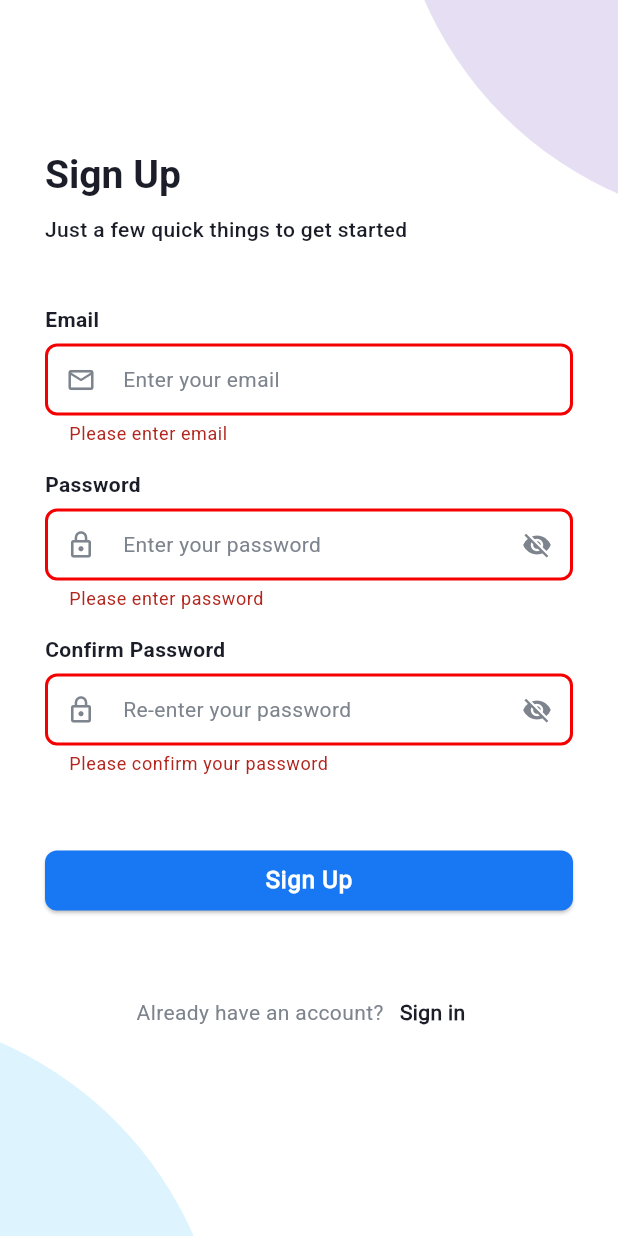
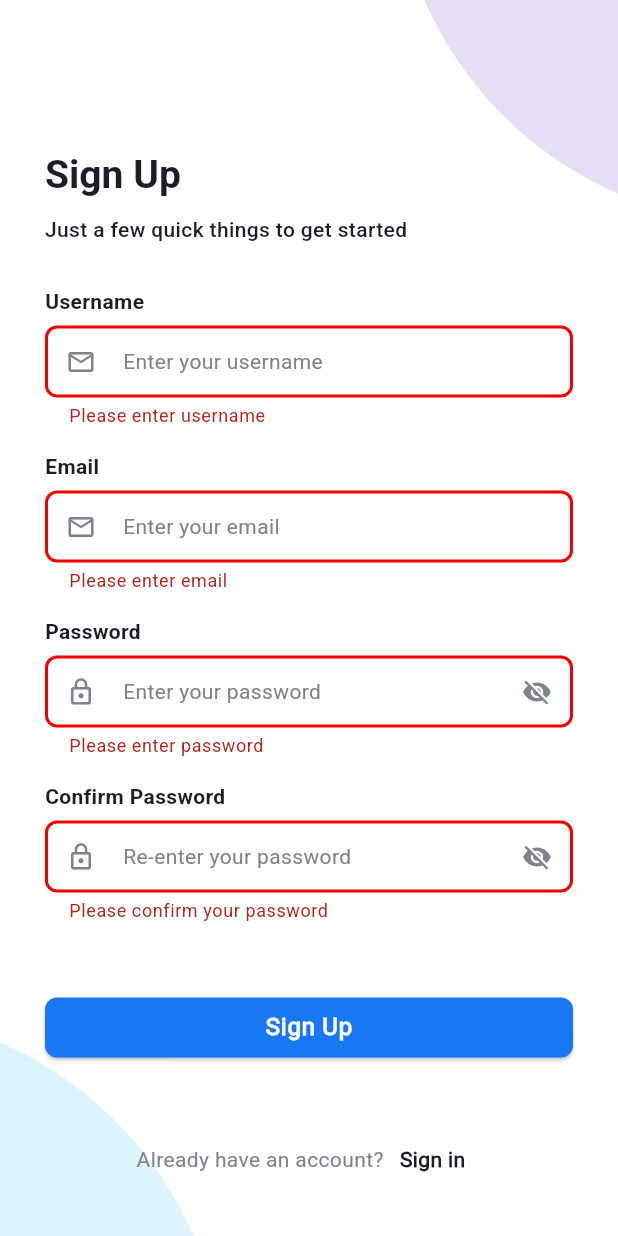
Before and after one commit to YB-TEAM/edu-review-hub, a Flutter app: the SignUpPage screen opened by its route, after a tap on "Sign Up", on a phone screen of 412 x 824 dp. Run offline on Flutter 3.47's test engine with Material 3 defaults, Android fonts, the phone set to English and light mode, and no system bars; our stand-ins replace carousel_slider, dartz, dio, flutter_bloc, flutter_svg, get_it and 5 more; accounts and stored records are empty.

Commit message:
feat: add username validation and input field to SignUpPage for improved user experience

```diff
--- a/mobile/edu_review_mobile/lib/features/auth/presentation/pages/sign_up.page.dart
+++ b/mobile/edu_review_mobile/lib/features/auth/presentation/pages/sign_up.page.dart
@@ -20,14 +20,33 @@ class SignUpPage extends StatefulWidget {
 }
 
 class _SignUpPageState extends State<SignUpPage> {
+  final TextEditingController _usernameController = TextEditingController();
   final TextEditingController _emailController = TextEditingController();
   final TextEditingController _passwordController = TextEditingController();
-  final TextEditingController _confirmedpasswordController =
-      TextEditingController();
+  final TextEditingController _confirmedpasswordController = TextEditingController();
   final _formKey = GlobalKey<FormState>();
 
   // Track if form has been submitted to show validation errors
   bool _isFormSubmitted = false;
+
+  String? _validateUsername(String? value) {
+    if (!_isFormSubmitted) return null;
+    if (value == null || value.isEmpty) {
+      return 'Please enter username';
+    }
+    if (value.length < 6) {
+      return 'Username must be at least 6 characters';
+    }
+    if (value.length > 20) {
+      return 'Username cannot exceed 20 characters';
+    }
+    // Chỉ cho phép chữ cái, số, dấu gạch dưới, không có khoảng trắng hoặc ký tự đặc biệt
+    final usernameRegex = RegExp(r'^[a-zA-Z0-9_]+$');
+    if (!usernameRegex.hasMatch(value)) {
+      return 'Username can only contain letters, numbers, and underscores';
+    }
+    return null;
+  }
 
   String? _validateEmail(String? value) {
     if (!_isFormSubmitted) return null;
@@ -82,16 +101,18 @@ class _SignUpPageState extends State<SignUpPage> {
     _formKey.currentState!.validate();
 
     // Check if form is valid before proceeding
-    if (_emailController.text.isNotEmpty &&
-        _passwordController.text.isNotEmpty &&
-        _confirmedpasswordController.text.isNotEmpty &&
-        _validateEmail(_emailController.text) == null &&
-        _validatePassword(_passwordController.text) == null &&
-        _validateConfirmedPassword(_confirmedpasswordController.text) == null) {
+    if (_usernameController.text.isNotEmpty &&
+      _emailController.text.isNotEmpty &&
+      _passwordController.text.isNotEmpty &&
+      _confirmedpasswordController.text.isNotEmpty &&
+      _validateUsername(_usernameController.text) == null &&
+      _validateEmail(_emailController.text) == null &&
+      _validatePassword(_passwordController.text) == null &&
+      _validateConfirmedPassword(_confirmedpasswordController.text) == null) {
       context.read<ButtonStateCubit>().execute(
         usecase: sl<SignUpUseCase>(),
         params: SignUpParams(
-          username: _emailController.text.split('@').first,
+          username: _usernameController.text,
           email: _emailController.text,
           password: _passwordController.text,
         ),
@@ -218,12 +239,20 @@ class _SignUpPageState extends State<SignUpPage> {
                           textAlign: TextAlign.center,
                         ),
                       ),
-                      SizedBox(height: 40),
+                      SizedBox(height: 28),
                       Form(
                         key: _formKey,
                         child: Column(
                           mainAxisSize: MainAxisSize.min,
                           children: [
+                            CustomTextField(
+                              label: 'Username',
+                              placeholder: 'Enter your username',
+                              controller: _usernameController,
+                              validator: _validateUsername,
+                              prefixIconData: Icons.email_outlined,
+                            ),
+                            SizedBox(height: 16),
                             CustomTextField(
                               label: 'Email',
                               placeholder: 'Enter your email',
```
